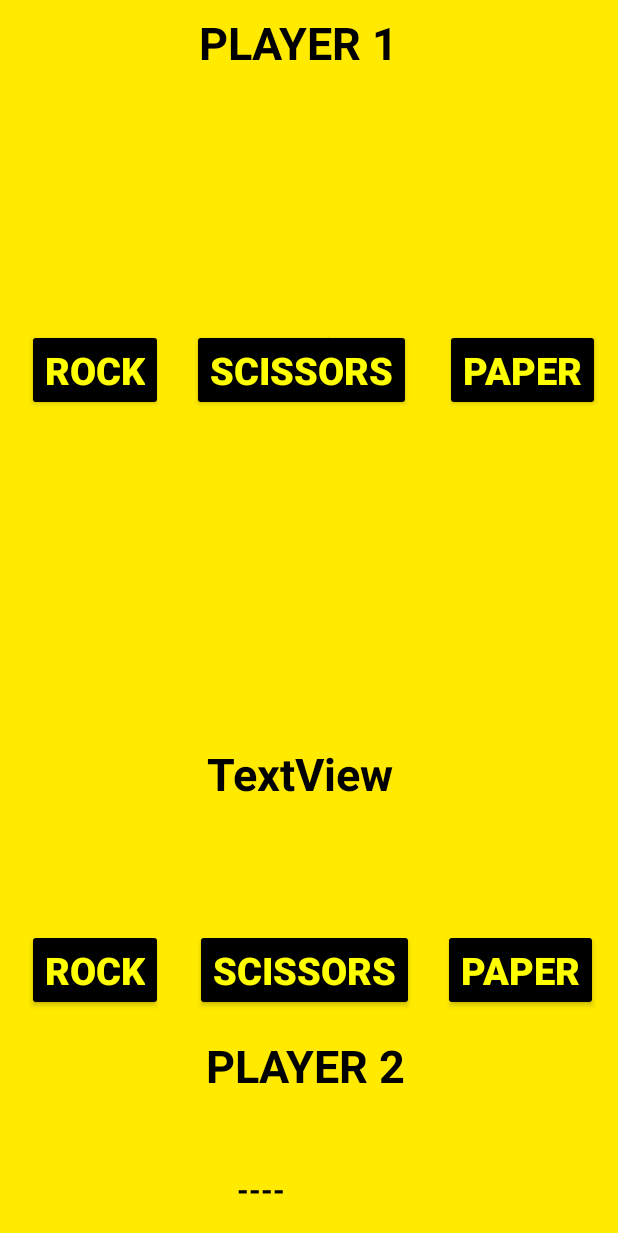
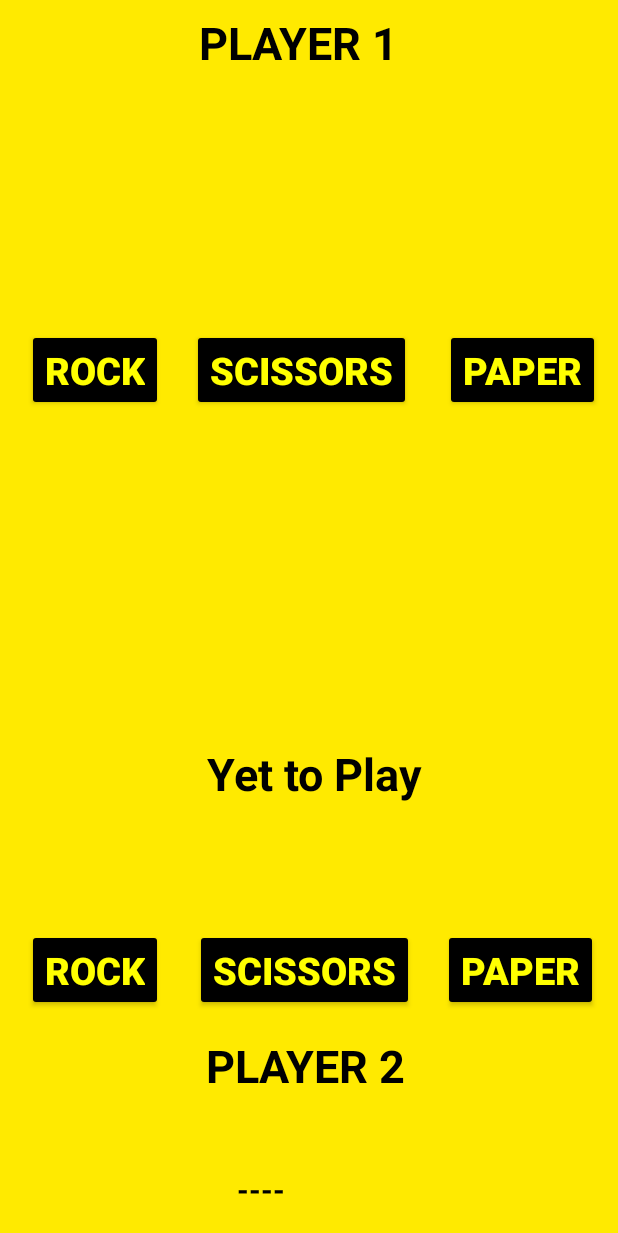
Before and after one commit to abirftw/RockPaperScissors, an Android app: the GameView screen opened directly, with no data from a screen before it, after a tap on "ROCK", on a phone screen of 412 x 824 dp. Shown: the top 1233 px of the screen. Run offline under Robolectric (Android 15) with nearby library versions, the phone set to English and light mode, and no system bars.

Commit message:
Game Mechanics

```diff
--- a/app/src/main/java/com/example/rockpaperscissors/GameView.java
+++ b/app/src/main/java/com/example/rockpaperscissors/GameView.java
@@ -19,12 +19,27 @@ public class GameView extends Activity {
         super.onCreate(savedInstance);
         setContentView(R.layout.game_view);
         x = getIntent().getIntExtra("str", 0);
-        TextView play1 = (TextView) findViewById(R.id.op1);
-        TextView play2 = (TextView) findViewById(R.id.op2);
-        TextView result = (TextView) findViewById(R.id.result);
-        TextView p1 = (TextView) findViewById(R.id.p1);
-        TextView p2 = (TextView) findViewById(R.id.p2);
+        if(x == 1) pos1 = rand();
+        final TextView play1 = (TextView) findViewById(R.id.op1);
+        final TextView play2 = (TextView) findViewById(R.id.op2);
+        final TextView result = (TextView) findViewById(R.id.result);
+        final TextView p1 = (TextView) findViewById(R.id.p1);
+        final TextView p2 = (TextView) findViewById(R.id.p2);
+        Button[] button_p1 = new Button[3];
+        Button[] button_p2 = new Button[3];
+        button_p1[0] = (Button) findViewById(R.id.p1_rock);
+        button_p1[1] = (Button) findViewById(R.id.p1_paper);
+        button_p1[2] = (Button) findViewById(R.id.p1_scissors);
+        button_p2[0] = (Button) findViewById(R.id.p2_rock);
+        button_p2[1] = (Button) findViewById(R.id.p2_paper);
+        button_p2[2] = (Button) findViewById(R.id.p2_scissors);
         if(!p1_played || !p2_played){
+            if(!p1_played){
+                play1.setText("Yet to Play");
+            }
+            if(!p2_played){
+                play2.setText("Yet to Play");
+            }
             result.setText("----");
             if(x == 1){
                 p1.setText(getString(R.string.comp));
@@ -35,13 +50,102 @@ public class GameView extends Activity {
             }
         }
         if(x == 1){
-            pos1 = rand();
-            System.out.println(pos1);
+            p1_played = true;
+            play1.setText("-----");
+            calculate(play1, play2, result);
+        } else {
+            button_p1[0].setOnClickListener(new View.OnClickListener() {
+                public void onClick(View v) {
+                    pos1 = 0;
+                    p1_played = true;
+                    play1.setText("-----");
+                    calculate(play2, play1, result);
+                }
+            });
+            button_p1[1].setOnClickListener(new View.OnClickListener() {
+                public void onClick(View v) {
+                    pos1 = 1;
+                    p1_played = true;
+                    play1.setText("-----");
+                    calculate(play2, play1, result);
+                }
+            });
+            button_p1[2].setOnClickListener(new View.OnClickListener() {
+                public void onClick(View v) {
+                    pos1 = 2;
+                    p1_played = true;
+                    play1.setText("-----");
+                    calculate(play2, play1, result);
+                }
+            });
         }
+        button_p2[0].setOnClickListener(new View.OnClickListener() {
+            public void onClick(View v) {
+                pos2 = 0;
+                p2_played = true;
+                play2.setText("-----");
+                calculate(play2, play1, result);
+            }
+        });
+        button_p2[1].setOnClickListener(new View.OnClickListener() {
+            public void onClick(View v) {
+                pos2 = 1;
+                p2_played = true;
+                play2.setText("-----");
+                calculate(play2, play1, result);
+            }
+        });
+        button_p2[2].setOnClickListener(new View.OnClickListener() {
+            public void onClick(View v) {
+                pos2 = 2;
+                p2_played = true;
+                play2.setText("-----");
+                calculate(play2, play1, result);
+            }
+        });
 
     }
     int rand(){
         Random r = new Random();
         return r.nextInt(3);
     }
+    void calculate(TextView play1, TextView play2, TextView result)
+    {
+        String[] ans = new String[3];
+        if(p1_played && p2_played){
+            switch (pos1)
+            {
+                case 0 :
+                    play2.setText(getString(R.string.rock));
+                    break;
+                case 1:
+                    play2.setText(getString(R.string.paper));
+                    break;
+                case 2:
+                    play2.setText(getString(R.string.scissors));
+                    break;
+            }
+            switch (pos2)
+            {
+                case 0 :
+                    play1.setText(getString(R.string.rock));
+                    break;
+                case 1:
+                    play1.setText(getString(R.string.paper));
+                    break;
+                case 2:
+                    play1.setText(getString(R.string.scissors));
+                    break;
+            }
+            if(pos1 == pos2){
+                result.setText("TIE!");
+            } else {
+                if((pos1 == 0 && pos2 == 2) || (pos1 == 1 && pos2 == 0) || (pos1 == 2 && pos2 == 1)){
+                    result.setText("Player 1 Wins!");
+                } else {
+                    result.setText("Player 2 Wins!");
+                }
+            }
+        }
+    }
 }
```
